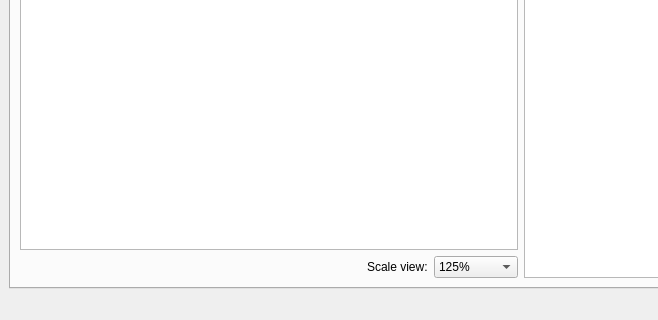
Qt form src/AcquisitionApp/src/mainwindow.ui (mortbopet/RTOC) before a commit; both pictures show x 0 to 658 and y 280 to 600 of the 800 by 600 pixel window.
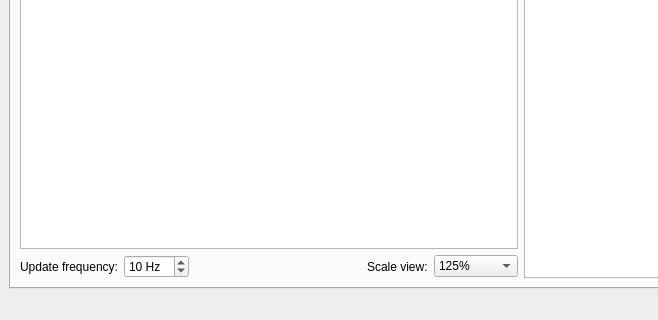
The same form after that commit.

```diff
--- a/src/AcquisitionApp/src/mainwindow.ui
+++ b/src/AcquisitionApp/src/mainwindow.ui
@@ -34,6 +34,29 @@
             </item>
             <item>
              <layout class="QHBoxLayout" name="horizontalLayout_4">
+              <item>
+               <widget class="QLabel" name="label_3">
+                <property name="text">
+                 <string>Update frequency:</string>
+                </property>
+               </widget>
+              </item>
+              <item>
+               <widget class="QSpinBox" name="spinBox">
+                <property name="suffix">
+                 <string> Hz</string>
+                </property>
+                <property name="minimum">
+                 <number>1</number>
+                </property>
+                <property name="maximum">
+                 <number>100</number>
+                </property>
+                <property name="value">
+                 <number>10</number>
+                </property>
+               </widget>
+              </item>
               <item>
                <spacer name="horizontalSpacer_2">
                 <property name="orientation">
```
